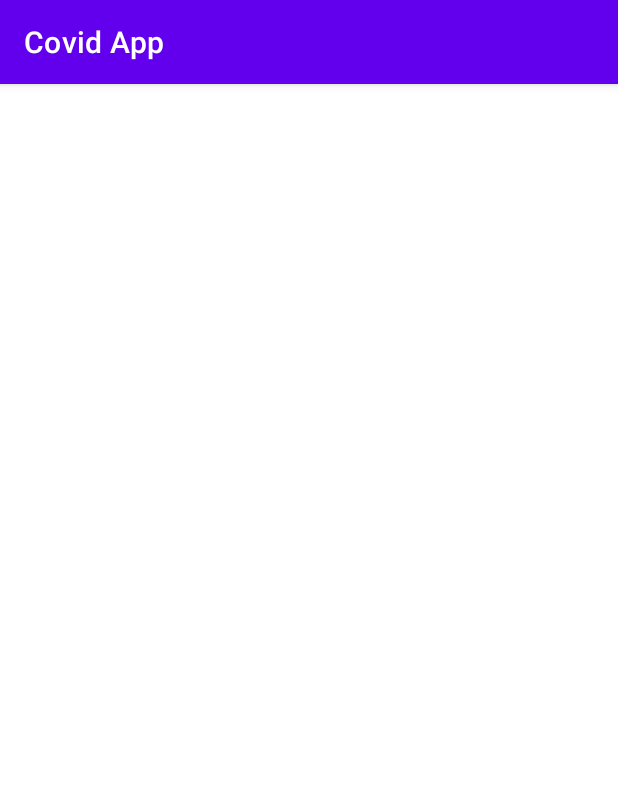
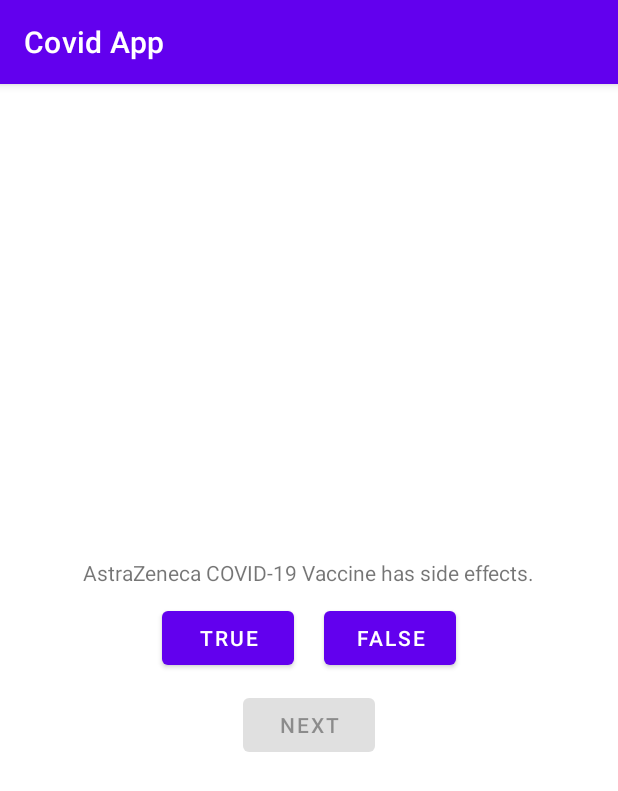
Before and after one commit to yousseftawfik11/CovidApplication, an Android app: the QuizActivity screen opened directly, with no data from a screen before it, on a phone screen of 412 x 824 dp. Shown: the top 791 px of the screen. Run offline under Robolectric (Android 15) with nearby library versions, the light colour scheme and no system bars.

Commit message:
First Vaccine Test (AstraZenca)

```diff
--- /dev/null
+++ b/app/src/main/java/com/example/covidapp/Questions.java
@@ -0,0 +1,19 @@
+package com.example.covidapp;
+
+public class Questions {
+    private int mTextResultId;
+    private boolean mTrueAnswer;
+
+    public Questions(int mTextResultId, boolean mTrueAnswer){
+        this.mTextResultId = mTextResultId;
+        this.mTrueAnswer = mTrueAnswer;
+    }
+
+    public int getmTextResultId() {
+        return mTextResultId;
+    }
+
+    public boolean ismTrueAnswer(){
+        return mTrueAnswer;
+    }
+}
--- a/app/src/main/java/com/example/covidapp/QuizActivity.java
+++ b/app/src/main/java/com/example/covidapp/QuizActivity.java
@@ -3,12 +3,85 @@
 import androidx.appcompat.app.AppCompatActivity;
 
 import android.os.Bundle;
+import android.view.View;
+import android.widget.Button;
+import android.widget.TextView;
+import android.widget.Toast;
 
 public class QuizActivity extends AppCompatActivity {
+    private Button mTrueButton;
+    private Button mFalseButton;
+    private Button mNextButton;
+    private TextView mQuestionTextView;
+
+    //Array to save the questions into
+    private Questions[] mQuestionArray = new Questions[]{
+            new Questions(R.string.AstraZeneca1, true),
+            new Questions(R.string.AstraZeneca2, true),
+            new Questions(R.string.AstraZeneca3, false),
+            new Questions(R.string.AstraZeneca4, false),
+            new Questions(R.string.AstraZeneca5, true)
+    };
+
+    private int mCurrentIndex = 0;
 
     @Override
     protected void onCreate(Bundle savedInstanceState) {
         super.onCreate(savedInstanceState);
         setContentView(R.layout.activity_quiz);
+
+        mTrueButton = findViewById(R.id.true_button);
+        mFalseButton = findViewById(R.id.false_button);
+        mNextButton = findViewById(R.id.next_button);
+        mQuestionTextView = findViewById(R.id.question_text_view);
+
+        updateQuestion();
+
+        mNextButton.setOnClickListener(new View.OnClickListener() {
+            @Override
+            public void onClick(View view) {
+                mCurrentIndex++;
+
+                if(mCurrentIndex == mQuestionArray.length){//to ensure that we haven't run out of questions
+                    mNextButton.setText("End");
+                    mNextButton.setEnabled(false);
+                }
+                else {//if there are still questions
+                    updateQuestion();
+                }
+
+            }
+        });
+
+        mTrueButton.setOnClickListener(new View.OnClickListener() {
+            @Override
+            public void onClick(View v) {
+                checkAnswer(true);
+            }
+        });
+
+        mFalseButton.setOnClickListener(new View.OnClickListener() {
+            @Override
+            public void onClick(View v) {
+                checkAnswer(false);
+            }
+        });
+    }
+
+    private void updateQuestion() {
+        int question = mQuestionArray[mCurrentIndex].getmTextResultId();
+        mQuestionTextView.setText(question);
+        mNextButton.setEnabled(false);
+    }
+
+    private void checkAnswer(boolean userAnswer){
+        boolean answer = mQuestionArray[mCurrentIndex].ismTrueAnswer();
+        if(userAnswer == answer){
+            Toast.makeText(this, R.string.correct_toast, Toast.LENGTH_SHORT).show();
+            mNextButton.setEnabled(true);
+        }
+        else{
+            Toast.makeText(this, R.string.incorrect_toast, Toast.LENGTH_SHORT).show();
+        }
     }
 }
--- a/app/src/main/res/layout/activity_quiz.xml
+++ b/app/src/main/res/layout/activity_quiz.xml
@@ -1,9 +1,44 @@
 <?xml version="1.0" encoding="utf-8"?>
-<androidx.constraintlayout.widget.ConstraintLayout xmlns:android="http://schemas.android.com/apk/res/android"
+<LinearLayout xmlns:android="http://schemas.android.com/apk/res/android"
     xmlns:app="http://schemas.android.com/apk/res-auto"
     xmlns:tools="http://schemas.android.com/tools"
     android:layout_width="match_parent"
     android:layout_height="match_parent"
+    android:gravity="center"
+    android:orientation="vertical"
     tools:context=".QuizActivity">
 
-</androidx.constraintlayout.widget.ConstraintLayout>
+    <TextView
+        android:id="@+id/question_text_view"
+        android:layout_width="wrap_content"
+        android:layout_height="wrap_content"
+        android:text="TextView" />
+
+    <LinearLayout
+        android:layout_width="wrap_content"
+        android:layout_height="wrap_content"
+        android:orientation="horizontal">
+
+        <Button
+            android:id="@+id/true_button"
+            android:layout_width="wrap_content"
+            android:layout_height="wrap_content"
+            android:layout_margin="10dp"
+            android:layout_weight="1"
+            android:text="@string/true_button" />
+
+        <Button
+            android:id="@+id/false_button"
+            android:layout_width="wrap_content"
+            android:layout_height="wrap_content"
+            android:layout_margin="10dp"
+            android:layout_weight="1"
+            android:text="@string/false_button" />
+    </LinearLayout>
+
+    <Button
+        android:id="@+id/next_button"
+        android:layout_width="wrap_content"
+        android:layout_height="wrap_content"
+        android:text="@string/next_button" />
+</LinearLayout>
--- a/app/src/main/res/values/strings.xml
+++ b/app/src/main/res/values/strings.xml
@@ -2,4 +2,17 @@
     <string name="app_name">Covid App</string>
     <string name="astrazeneca_vaccine">AstraZeneca Vaccine</string>
     <string name="Astra_information">Testing123</string>
+
+    //AstraZeneca Questions
+    <string name="AstraZeneca1">AstraZeneca COVID-19 Vaccine has side effects.</string>
+    <string name="AstraZeneca2">Headache is a known side effect of AstraZeneca vaccine.</string>
+    <string name="AstraZeneca3">Bleeding is a know side effect of AstraZeneca vaccine.</string>
+    <string name="AstraZeneca4">Only one dose of AstraZeneca is required.</string>
+    <string name="AstraZeneca5">People under 60 are eligible to take the AstraZeneca vaccine.</string>
+
+    <string name="true_button">TRUE</string>
+    <string name="false_button">FALSE</string>
+    <string name="next_button">NEXT</string>
+    <string name="correct_toast">Correct!</string>
+    <string name="incorrect_toast">Incorrect!</string>
 </resources>
```
